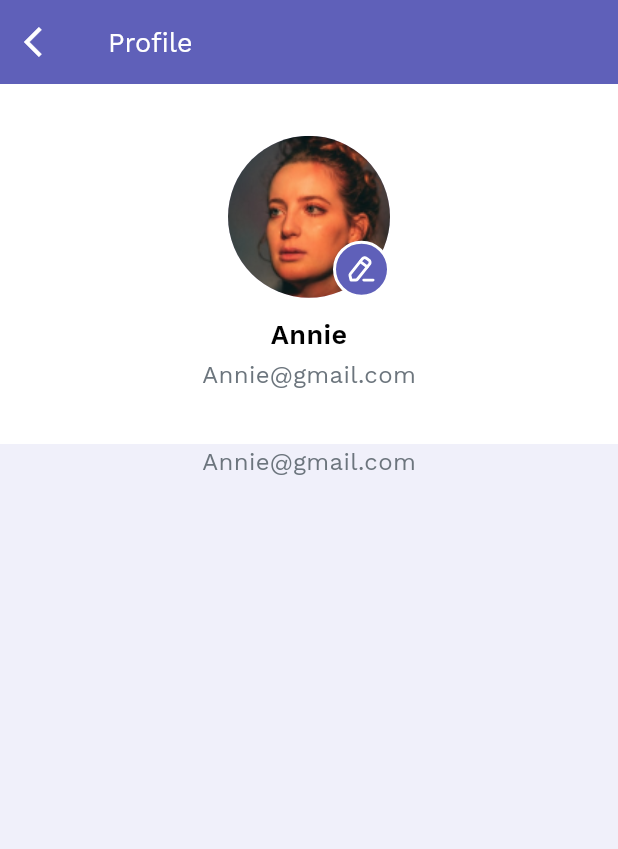
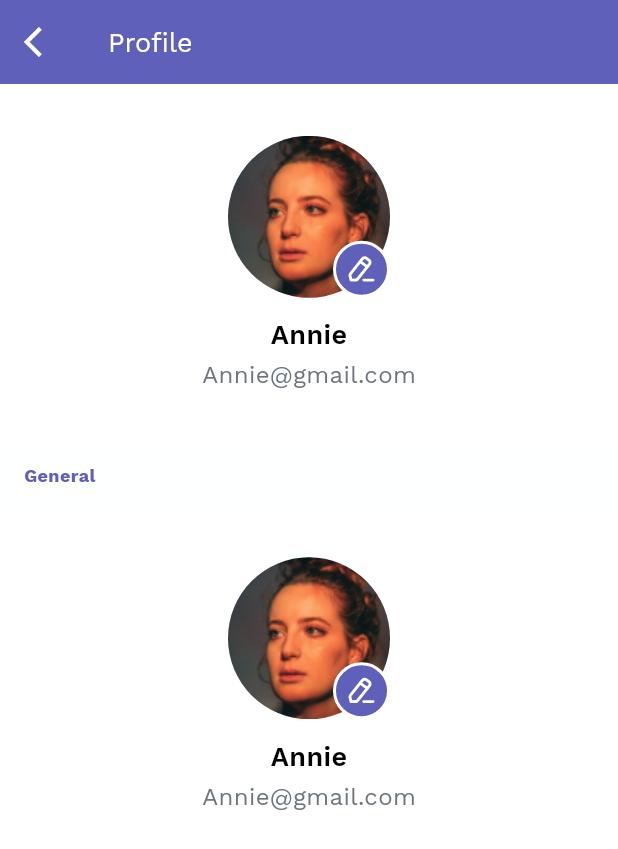
Before and after one commit to PearlOrganisationApplications/mistriOnCall, a Flutter app: the Profile screen opened directly, on a phone screen of 412 x 824 dp. Shown: the top 849 px of the screen. Run offline on Flutter 3.47's test engine with Material 3 defaults, Android fonts, the phone set to English and light mode, and no system bars; our stand-ins replace carousel_slider, charts_flutter, firebase_core, flutter_rating_bar, flutter_screenutil, flutter_svg; accounts and stored records are empty.

Commit message:
16/01/24 , ptofile screen

```diff
--- a/lib/ui/user/Profile/profile.dart
+++ b/lib/ui/user/Profile/profile.dart
@@ -2,6 +2,7 @@ import 'package:flutter/material.dart';
 import 'package:flutter/rendering.dart';
 import 'package:flutter_screenutil/flutter_screenutil.dart';
 import 'package:flutter_svg/svg.dart';
+import 'package:mistrioncall/utils/common_widgets/reusable_text.dart';
 
 import '../../../src/routes/Routes.dart';
 import '../../../utils/constants/AppColor.dart';
@@ -17,7 +18,7 @@ class _ProfileState extends State<Profile> {
   @override
   Widget build(BuildContext context) {
     return Scaffold(
-        backgroundColor: AppColor.cardGrey,
+        backgroundColor: AppColor.scaffold,
         appBar: AppBar(
           backgroundColor: AppColor.blue, // Change the background color
           title: const Text(
@@ -116,6 +117,87 @@ class _ProfileState extends State<Profile> {
                   ],
                 ),
               ),
+              Container(
+                color: Colors.transparent,
+                margin: const EdgeInsets.symmetric(
+                    horizontal: 16.0, vertical: 12.0),
+                // Adjust the value as needed
+                child: const Row(
+                  mainAxisAlignment: MainAxisAlignment.start,
+                  children: [
+                    ReusableText(
+                      'General',
+                      textStyle: TextStyle(
+                          color: AppColor.blue,
+                          fontFamily: "WorkSans",
+                          fontWeight: FontWeight.w700,
+                          fontSize: 12),
+                    ),
+                  ],
+                ),
+              ),
+              Container(
+                color: Colors.white,
+                width: double.infinity,
+                height: 240,
+                child: Column(
+                  mainAxisAlignment: MainAxisAlignment.center,
+                  crossAxisAlignment: CrossAxisAlignment.center,
+                  children: [
+                    Stack(
+                      children: [
+                        // Circular Image
+                        const CircleAvatar(
+                          radius: 54.0, // Adjust the radius as needed
+                          backgroundImage: AssetImage(
+                              'assets/images/Image.png'), // Replace with your image path
+                        ),
+
+                        // Edit Icon
+                        Positioned(
+                          bottom: 0,
+                          right: 0,
+                          child: Container(
+                            height: 38,
+                            width: 38,
+                            decoration: BoxDecoration(
+                              shape: BoxShape.circle,
+                              color: AppColor.blue,
+                              border: Border.all(
+                                color: Colors.white,
+                                width: 2.0, // specify the border width here
+                              ),
+                            ),
+                            child: IconButton(
+                              icon: SvgPicture.asset(
+                                'assets/svg/Edit.svg',
+                                height: 20.h,
+                                width: 20.h,
+                              ),
+                              onPressed: () {
+                                // Handle edit button click
+                                // You can show a dialog or navigate to an edit screen
+                                print('Edit button clicked!');
+                              },
+                            ),
+                          ),
+                        ),
+                      ],
+                    ),
+                    const SizedBox(
+                      height: 12,
+                    ),
+                    const Text(
+                      "Annie",
+                      style: TextStyle(
+                          color: Colors.black,
+                          fontFamily: "WorkSans",
+                          fontSize: 18,
+                          fontWeight: FontWeight.w600),
+                    ),
+                    const SizedBox(
+                      height: 2,
+                    ),
                     const Text(
                       "Annie@gmail.com",
                       style: TextStyle(
@@ -126,6 +208,9 @@ class _ProfileState extends State<Profile> {
                     ),
                   ],
                 ),
+              ),
+            ],
+          ),
         ));
   }
 }
--- /dev/null
+++ b/lib/utils/common_widgets/reusable_text.dart
@@ -0,0 +1,20 @@
+import 'package:flutter/material.dart';
+
+class ReusableText extends StatelessWidget {
+  final String text;
+  final TextStyle? textStyle;
+
+  const ReusableText(
+    this.text, {
+    Key? key,
+    this.textStyle,
+  }) : super(key: key);
+
+  @override
+  Widget build(BuildContext context) {
+    return Text(
+      text,
+      style: textStyle,
+    );
+  }
+}
--- a/lib/utils/constants/AppColor.dart
+++ b/lib/utils/constants/AppColor.dart
@@ -8,6 +8,7 @@ class AppColor {
   static const textBlack = Color(0xFF1C1F34);
   static const cardGrey = Color(0xFFF0F0FA);
   static const cardBorder = Color(0xFFEBEBEB);
+  static const scaffold = Color(0x0ff6f7f9);
 
   //TODO TEXT STYLE
   static const headingTextStyle = TextStyle(
```
Lines whose indentation alone changed are shown as unchanged.
